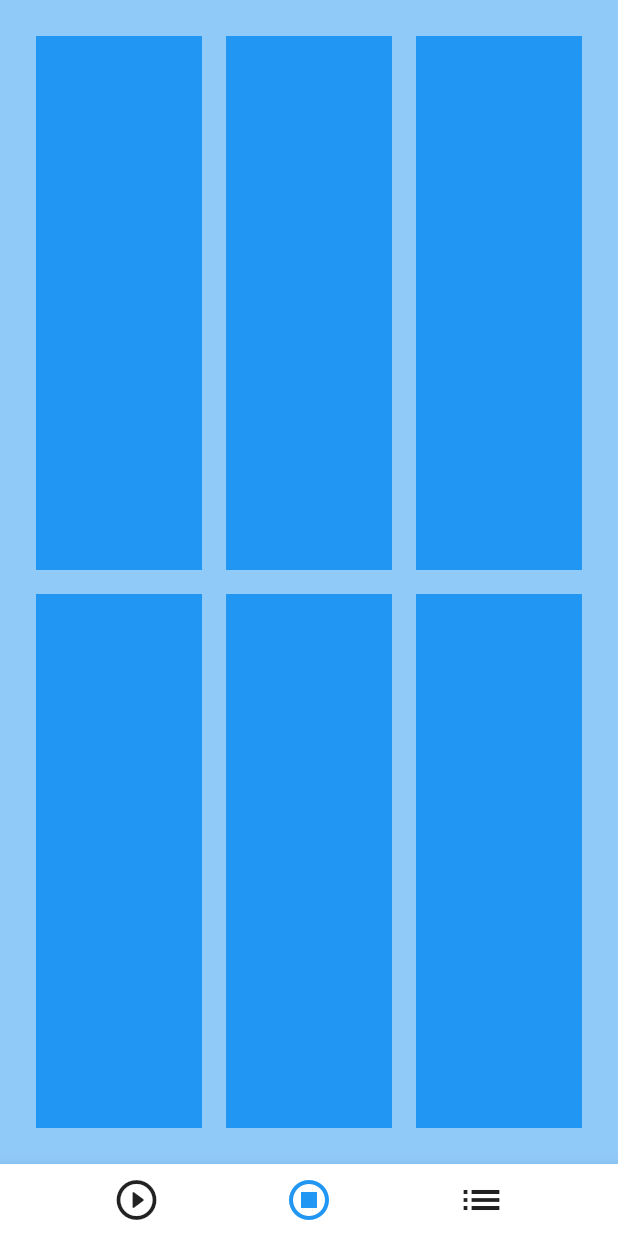
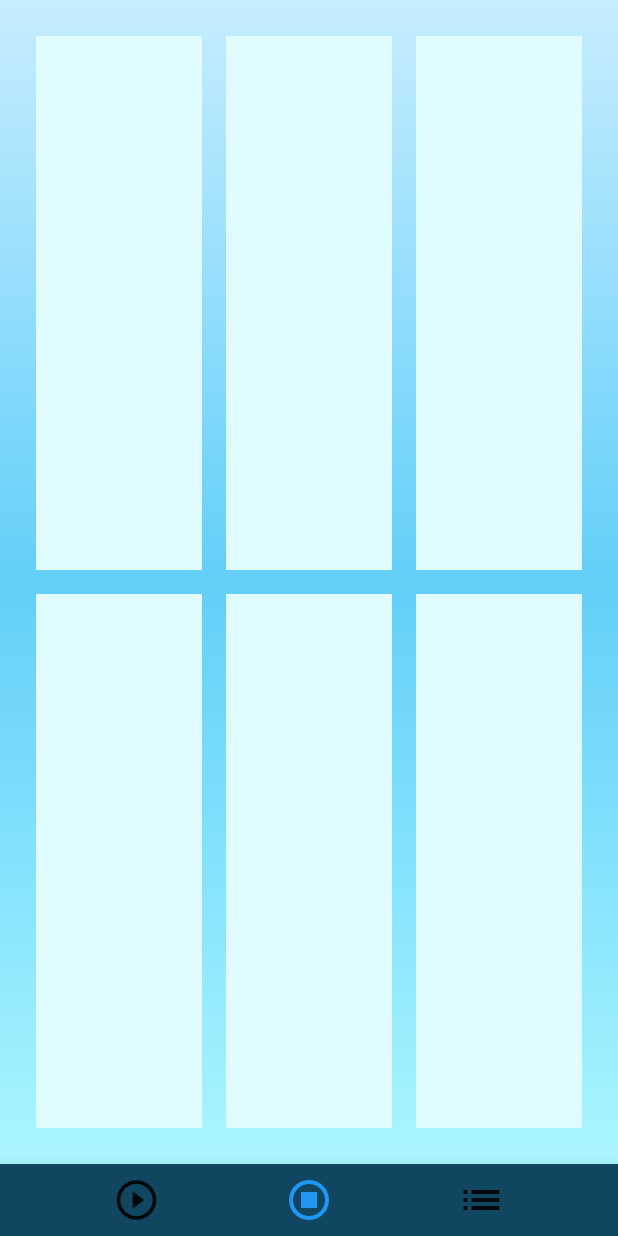
Before and after one commit to pfranz1/swim_timer, a Flutter app: the PracticeView screen opened directly, after a tap on the "stop circle" icon, on a phone screen of 412 x 824 dp. Run offline on Flutter 3.47's test engine with Material 2 defaults, Android fonts, the phone set to English and light mode, and no system bars; our stand-ins replace equatable, firebase_core, firebase_database, flutter_bloc, go_router, rxdart and 1 more; accounts and stored records are empty.

Commit message:
added gradient bg, stroke colors, custom font

```diff
--- a/lib/pages/practice/overview/overview_page.dart
+++ b/lib/pages/practice/overview/overview_page.dart
@@ -27,7 +27,15 @@ class OverviewView extends StatelessWidget {
   @override
   Widget build(BuildContext context) {
     return Scaffold(
-      body: BlocBuilder<OverviewBloc, OverviewState>(
+        body: Container(
+      decoration: BoxDecoration(
+        gradient: LinearGradient(
+          colors: [Color(0xFFC7EDFF), Color(0xFF62CFF9), Color(0xFFAAF6FF)],
+          begin: Alignment.topCenter,
+          end: Alignment.bottomCenter,
+        ),
+      ),
+      child: BlocBuilder<OverviewBloc, OverviewState>(
         builder: ((context, state) {
           if (state.status == OverviewStatus.loading) {
             return const Center(
@@ -52,7 +60,6 @@ class OverviewView extends StatelessWidget {
           }
         }),
       ),
-      backgroundColor: Theme.of(context).backgroundColor,
-    );
+    ));
   }
 }
--- a/lib/pages/practice/practice_page.dart
+++ b/lib/pages/practice/practice_page.dart
@@ -37,6 +37,7 @@ class PracticeView extends StatelessWidget {
         ],
       ),
       bottomNavigationBar: BottomAppBar(
+        color: Color(0xFF10465F),
         shape: const CircularNotchedRectangle(),
         child: Row(
           mainAxisAlignment: MainAxisAlignment.spaceEvenly,
--- a/lib/pages/practice/practice_scaffold.dart
+++ b/lib/pages/practice/practice_scaffold.dart
@@ -74,6 +74,7 @@ class PracticeScaffold extends StatelessWidget {
         ),
         body: child,
         bottomNavigationBar: BottomAppBar(
+          color: Color(0xFF10465F),
           shape: const CircularNotchedRectangle(),
           child: Row(
             mainAxisAlignment: MainAxisAlignment.spaceEvenly,
--- a/lib/pages/practice/starter/starter_page.dart
+++ b/lib/pages/practice/starter/starter_page.dart
@@ -59,7 +59,17 @@ class StarterView extends StatelessWidget {
               return GestureDetector(
                 onTap: () => context.read<StarterBloc>().add(TapAway()),
                 child: Container(
-                  color: Theme.of(context).backgroundColor,
+                  decoration: BoxDecoration(
+                    gradient: LinearGradient(
+                      colors: [
+                        Color(0xFFC7EDFF),
+                        Color(0xFF62CFF9),
+                        Color(0xFFAAF6FF)
+                      ],
+                      begin: Alignment.topCenter,
+                      end: Alignment.bottomCenter,
+                    ),
+                  ),
                   child: Column(
                     children: [
                       Expanded(
--- a/lib/pages/practice/starter/widgets/block_lineup.dart
+++ b/lib/pages/practice/starter/widgets/block_lineup.dart
@@ -121,7 +121,7 @@ class BlockTile extends StatelessWidget {
       onTap: () =>
           context.read<StarterBloc>().add(TapLane(laneNumber, swimmer)),
       child: Container(
-          color: Colors.lightBlue,
+          color: Color(0xFFE1FCFF),
           child: Center(
               child: swimmer != null
                   ? SwimmerTile(
--- a/lib/pages/practice/starter/widgets/icon_action_button.dart
+++ b/lib/pages/practice/starter/widgets/icon_action_button.dart
@@ -47,7 +47,7 @@ class IconStartButton extends StatelessWidget {
       style: ElevatedButton.styleFrom(
           shape: const CircleBorder(),
           padding: const EdgeInsets.all(30),
-          backgroundColor: Colors.orange),
+          backgroundColor: Color(0xFF10465F)),
       child: Center(
         child: canUndoStart
             ? Icon(Icons.fast_rewind_rounded)
--- a/lib/pages/practice/stopper/stopper_page.dart
+++ b/lib/pages/practice/stopper/stopper_page.dart
@@ -52,6 +52,18 @@ class StopperView extends StatelessWidget {
             }
             return Container(
                 color: Theme.of(context).colorScheme.background,
+                child: Container(
+                  decoration: BoxDecoration(
+                    gradient: LinearGradient(
+                      colors: [
+                        Color(0xFFC7EDFF),
+                        Color(0xFF62CFF9),
+                        Color(0xFFAAF6FF)
+                      ],
+                      begin: Alignment.topCenter,
+                      end: Alignment.bottomCenter,
+                    ),
+                  ),
                   child: Column(
                     children: [
                       Expanded(
@@ -66,8 +78,7 @@ class StopperView extends StatelessWidget {
                           )),
                     ],
                   ),
-            );
-
+                ));
             return Center(
                 child: Text(state.lanesOfSwimmers.sublist(1).toString()));
           }
--- a/lib/pages/practice/stopper/widgets/lanes.dart
+++ b/lib/pages/practice/stopper/widgets/lanes.dart
@@ -111,7 +111,7 @@ class Lane extends StatelessWidget {
       height: 100,
       width: 33,
       child: Container(
-          color: Theme.of(context).primaryColor,
+          color: Color(0xFFE1FCFF),
           child: Stack(children: [
             Align(
               alignment: Alignment.topCenter,
```
Also changed, not shown: lib/pages/home/home_page.dart (+20 -11 lines), lib/pages/loading/loading_page.dart (+10 -2 lines), lib/pages/practice/overview/widgets/entries_card.dart (+4 -4 lines), lib/pages/practice/overview/widgets/stroke_filter_bar.dart (+4 -4 lines), lib/pages/practice/starter/add/add_page.dart (+20 -10 lines), lib/pages/practice/starter/widgets/swimmer_tile.dart (+4 -4 lines), lib/pages/practice/stopper/widgets/swimmer_tile.dart (+4 -4 lines), pubspec.yaml (+24 -6 lines), assets/fonts/Poppins-Bold.ttf (added), assets/fonts/Poppins-Regular.ttf (added), assets/fonts/Poppins-SemiBold.ttf (added), pubspec.lock. Lines whose indentation alone changed are shown as unchanged.
